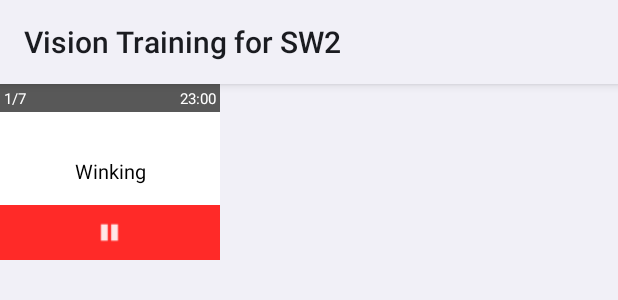
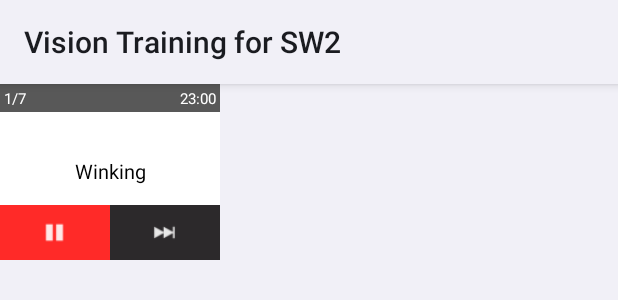
Before and after one commit to zasadnyy/vision-trainer-sw2, an Android app: the layout exercise_screen.xml on its own in the app's theme, with its tools: preview values and no code run, on a phone screen of 412 x 824 dp. Shown: the top 300 px of the screen. Run offline under Robolectric (Android 15) with nearby library versions, the phone set to English and light mode, and no system bars.

Commit message:
Added skip exercise button

```diff
--- a/app/visionTraining/src/main/res/layout/exercise_screen.xml
+++ b/app/visionTraining/src/main/res/layout/exercise_screen.xml
@@ -4,7 +4,7 @@
                 android:layout_width="@dimen/smart_watch_2_control_width"
                 android:layout_height="@dimen/smart_watch_2_control_height"
                 android:background="@android:color/white"
-                tools:ignore="ContentDescription,PxUsage" >
+                tools:ignore="ContentDescription,PxUsage">
 
     <TextView
             android:id="@+id/exercise_number"
@@ -36,17 +36,35 @@
             android:text="Winking"
             android:gravity="center"
             android:textColor="#000000"
-            android:layout_above="@+id/pause_training_button"
+            android:layout_above="@+id/buttons_layout"
             />
 
-    <ImageView
-            android:id="@+id/pause_training_button"
+    <LinearLayout
+            android:id="@+id/buttons_layout"
             android:layout_width="match_parent"
             android:layout_height="@dimen/button_height"
-            android:src="@drawable/ic_action_av_pause"
+            android:orientation="horizontal"
             android:layout_alignParentBottom="true"
-            android:gravity="center"
-            android:background="#ffff2a28"
-            android:clickable="true"/>
+            android:weightSum="2">
+
+        <ImageView
+                android:id="@+id/pause_training_button"
+                android:layout_width="0px"
+                android:layout_height="@dimen/button_height"
+                android:src="@drawable/ic_action_av_pause"
+                android:gravity="center"
+                android:background="#ffff2a28"
+                android:clickable="true"
+                android:layout_weight="1"/>
+        <ImageView
+                android:id="@+id/next_exercise_button"
+                android:layout_width="0px"
+                android:layout_height="@dimen/button_height"
+                android:src="@drawable/ic_action_av_next"
+                android:gravity="center"
+                android:background="#ff2c292b"
+                android:clickable="true"
+                android:layout_weight="1"/>
+    </LinearLayout>
 
 </RelativeLayout>
--- a/app/visionTraining/src/main/res/values/strings.xml
+++ b/app/visionTraining/src/main/res/values/strings.xml
@@ -14,7 +14,7 @@
     <!-- Read me text shown in dialog -->
     <string name="preference_option_read_me_txt">Vision training, also known as vision therapy, is used to improve vision skills such as eye movement control and eye coordination. It involves a series of procedures carried out in both home and office settings, usually under professional supervision by an orthoptist or optometrist.</string>
 
-    <string name="start_training">Start Training</string>
-    <string name="welldone">Well done!</string>
+    <string name="start_training">Почати тренування</string>
+    <string name="welldone">Чудова робота!</string>
 
 </resources>
```
Also changed, not shown: app/visionTraining/src/main/java/ua/org/zasadnyy/visiontrainer/ScreenControl.java (+47 -13 lines).
